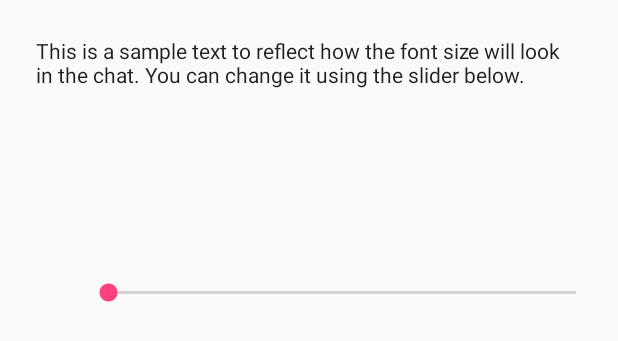
After one commit to MCMrARM/revolution-irc, an Android app: the layout dialog_font_size.xml on its own in the app's theme, with its tools: preview values and no code run, on a phone screen of 412 x 824 dp. The commit adds this screen. Shown: the top 341 px of the screen. Run offline under Robolectric (Android 15) with nearby library versions, the phone set to English and light mode, and no system bars.

Commit message:
Settings: chat font size

```diff
--- a/app/src/main/java/io/mrarm/irc/ChatMessagesFragment.java
+++ b/app/src/main/java/io/mrarm/irc/ChatMessagesFragment.java
@@ -132,9 +132,10 @@ public class ChatMessagesFragment extends Fragment implements StatusMessageListe
             }
         });
 
+        SettingsHelper settingsHelper = SettingsHelper.getInstance(getContext());
         if (channelName != null) {
             mAdapter = new ChatMessagesAdapter(this, new ArrayList<>());
-            mAdapter.setMessageTypeface(SettingsHelper.getInstance(getContext()).getChatFont());
+            mAdapter.setMessageFont(settingsHelper.getChatFont(), settingsHelper.getChatFontSize());
             mRecyclerView.setAdapter(mAdapter);
             LongPressSelectTouchListener selectTouchListener = new LongPressSelectTouchListener(mRecyclerView);
             mAdapter.setSelectListener(selectTouchListener);
@@ -166,7 +167,7 @@ public class ChatMessagesFragment extends Fragment implements StatusMessageListe
                     }, null);
         } else if (getArguments().getBoolean(ARG_DISPLAY_STATUS)) {
             mStatusAdapter = new ServerStatusMessagesAdapter(new StatusMessageList(new ArrayList<>()));
-            mStatusAdapter.setMessageTypeface(SettingsHelper.getInstance(getContext()).getChatFont());
+            mStatusAdapter.setMessageFont(settingsHelper.getChatFont(), settingsHelper.getChatFontSize());
             mRecyclerView.setAdapter(mStatusAdapter);
 
             Log.i(TAG, "Request status message list");
--- a/app/src/main/java/io/mrarm/irc/util/ListWithCustomPreference.java
+++ b/app/src/main/java/io/mrarm/irc/util/ListWithCustomPreference.java
@@ -150,7 +150,7 @@ public class ListWithCustomPreference extends ListPreference
 
     @Override
     public void onActivityResult(int requestCode, int resultCode, Intent data) {
-        if (mRequestCode == requestCode) {
+        if (mRequestCode == requestCode && data != null && data.getData() != null) {
             String prevValue = getValue();
             try {
                 Uri uri = data.getData();
--- a/app/src/main/java/io/mrarm/irc/util/SettingsHelper.java
+++ b/app/src/main/java/io/mrarm/irc/util/SettingsHelper.java
@@ -25,6 +25,7 @@ public class SettingsHelper {
     public static String PREF_AUTOCONNECT_SERVERS = "connect_servers";
     public static String PREF_DARK_THEME = "dark_theme";
     public static String PREF_CHAT_FONT = "chat_font";
+    public static String PREF_CHAT_FONT_SIZE = "chat_font_size";
 
     private static SettingsHelper mInstance;
 
@@ -132,4 +133,8 @@ public class SettingsHelper {
             return Typeface.DEFAULT;
     }
 
+    public int getChatFontSize() {
+        return mPreferences.getInt(PREF_CHAT_FONT_SIZE, -1);
+    }
+
 }
--- /dev/null
+++ b/app/src/main/res/layout/dialog_font_size.xml
@@ -0,0 +1,50 @@
+<?xml version="1.0" encoding="utf-8"?>
+<LinearLayout xmlns:android="http://schemas.android.com/apk/res/android"
+    android:orientation="vertical"
+    android:layout_width="match_parent"
+    android:layout_height="wrap_content"
+    android:paddingTop="?attr/dialogPreferredPadding"
+    android:paddingBottom="?attr/dialogPreferredPadding">
+
+    <TextView
+        android:id="@+id/example_text"
+        android:layout_width="wrap_content"
+        android:layout_height="162dp"
+        android:layout_weight="1"
+        android:text="@string/font_size_sample_text"
+        android:textAppearance="@style/TextAppearance.AppCompat.Body1"
+        android:paddingLeft="?attr/dialogPreferredPadding"
+        android:paddingRight="?attr/dialogPreferredPadding" />
+
+    <RelativeLayout
+        android:id="@+id/font_size_ctr"
+        android:layout_width="match_parent"
+        android:layout_height="wrap_content"
+        android:layout_marginLeft="?attr/dialogPreferredPadding"
+        android:layout_marginStart="?attr/dialogPreferredPadding"
+        android:layout_marginRight="12dp"
+        android:layout_marginEnd="12dp">
+
+        <TextView
+            android:id="@+id/font_size_text"
+            android:layout_width="wrap_content"
+            android:layout_height="wrap_content"
+            android:layout_alignParentLeft="true"
+            android:layout_alignParentStart="true"
+            android:layout_centerHorizontal="true"
+            android:ems="2" />
+
+        <SeekBar
+            android:id="@+id/font_size_seekbar"
+            android:layout_width="match_parent"
+            android:layout_height="wrap_content"
+            android:max="15"
+            android:layout_centerHorizontal="true"
+            android:layout_alignParentRight="true"
+            android:layout_alignParentEnd="true"
+            android:layout_toRightOf="@+id/font_size_text"
+            android:layout_toEndOf="@+id/font_size_text" />
+
+    </RelativeLayout>
+
+</LinearLayout>
--- a/app/src/main/res/values/strings.xml
+++ b/app/src/main/res/values/strings.xml
@@ -111,6 +111,9 @@
     <string name="pref_title_dark_theme">Dark theme</string>
     <string name="pref_summary_dark_theme">Apply a dark theme to the interface</string>
     <string name="pref_title_font">Font</string>
+    <string name="pref_title_font_size">Font size</string>
+
+    <string name="font_size_sample_text">This is a sample text to reflect how the font size will look in the chat. You can change it using the slider below.</string>
 
     <string-array name="pref_entries_font">
         <item>Default (Sans)</item>
--- a/app/src/main/res/xml/pref_appearance.xml
+++ b/app/src/main/res/xml/pref_appearance.xml
@@ -15,4 +15,8 @@
         android:defaultValue="default"
         app:customValueType="font" />
 
+    <io.mrarm.irc.util.FontSizePickerPreference
+        android:key="chat_font_size"
+        android:title="@string/pref_title_font_size" />
+
 </PreferenceScreen>
```
Also changed, not shown: app/src/main/java/io/mrarm/irc/ChatMessagesAdapter.java (+7 -2 lines), app/src/main/java/io/mrarm/irc/ServerStatusMessagesAdapter.java (+11 -2 lines), app/src/main/java/io/mrarm/irc/SettingsActivity.java (+17 -0 lines), app/src/main/java/io/mrarm/irc/util/FontSizePickerPreference.java (added, +86 -0 lines).
